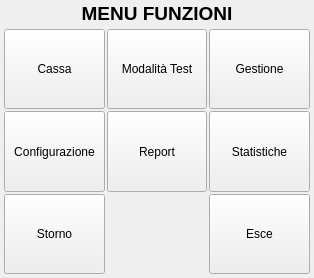
The window that branches/ramo02/src/operazionidlg.ui (mtonin/gestcassa) describes before a commit, drawn with Qt 5.
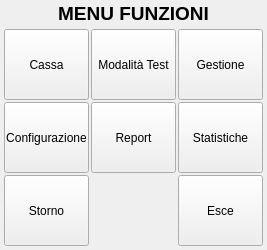
The same window after the commit. Icons and pictures are not drawn.

Commit message: - correzioni sulle dimensioni dei pulsanti

What changed in the file:
```diff
--- a/branches/ramo02/src/operazionidlg.ui
+++ b/branches/ramo02/src/operazionidlg.ui
@@ -6,28 +6,10 @@
    <rect>
     <x>0</x>
     <y>0</y>
-    <width>314</width>
-    <height>278</height>
+    <width>267</width>
+    <height>250</height>
    </rect>
   </property>
-  <property name="sizePolicy">
-   <sizepolicy hsizetype="Fixed" vsizetype="Fixed">
-    <horstretch>0</horstretch>
-    <verstretch>0</verstretch>
-   </sizepolicy>
-  </property>
-  <property name="minimumSize">
-   <size>
-    <width>314</width>
-    <height>278</height>
-   </size>
-  </property>
-  <property name="maximumSize">
-   <size>
-    <width>314</width>
-    <height>278</height>
-   </size>
-  </property>
   <property name="windowTitle">
    <string>Gestione Cassa</string>
   </property>
@@ -81,6 +63,12 @@
           <verstretch>0</verstretch>
          </sizepolicy>
         </property>
+        <property name="minimumSize">
+         <size>
+          <width>85</width>
+          <height>71</height>
+         </size>
+        </property>
         <property name="text">
          <string>Report</string>
         </property>
@@ -110,6 +98,12 @@
           <verstretch>0</verstretch>
          </sizepolicy>
         </property>
+        <property name="minimumSize">
+         <size>
+          <width>85</width>
+          <height>71</height>
+         </size>
+        </property>
         <property name="text">
          <string>Modalità Test</string>
         </property>
@@ -136,6 +130,12 @@
           <verstretch>0</verstretch>
          </sizepolicy>
         </property>
+        <property name="minimumSize">
+         <size>
+          <width>85</width>
+          <height>71</height>
+         </size>
+        </property>
         <property name="text">
          <string>Configurazione</string>
         </property>
@@ -165,6 +165,12 @@
           <verstretch>0</verstretch>
          </sizepolicy>
         </property>
+        <property name="minimumSize">
+         <size>
+          <width>85</width>
+          <height>71</height>
+         </size>
+        </property>
         <property name="text">
          <string>Cassa</string>
         </property>
@@ -191,6 +197,12 @@
           <verstretch>0</verstretch>
          </sizepolicy>
         </property>
+        <property name="minimumSize">
+         <size>
+          <width>85</width>
+          <height>71</height>
+         </size>
+        </property>
         <property name="text">
          <string>Gestione</string>
         </property>
@@ -217,6 +229,12 @@
           <verstretch>0</verstretch>
          </sizepolicy>
         </property>
+        <property name="minimumSize">
+         <size>
+          <width>85</width>
+          <height>71</height>
+         </size>
+        </property>
         <property name="text">
          <string>Statistiche</string>
         </property>
@@ -246,6 +264,12 @@
           <verstretch>0</verstretch>
          </sizepolicy>
         </property>
+        <property name="minimumSize">
+         <size>
+          <width>85</width>
+          <height>71</height>
+         </size>
+        </property>
         <property name="text">
          <string>Esce</string>
         </property>
@@ -275,6 +299,12 @@
           <verstretch>0</verstretch>
          </sizepolicy>
         </property>
+        <property name="minimumSize">
+         <size>
+          <width>85</width>
+          <height>71</height>
+         </size>
+        </property>
         <property name="text">
          <string>Storno</string>
         </property>
```
The commit also changes 1 other file.
